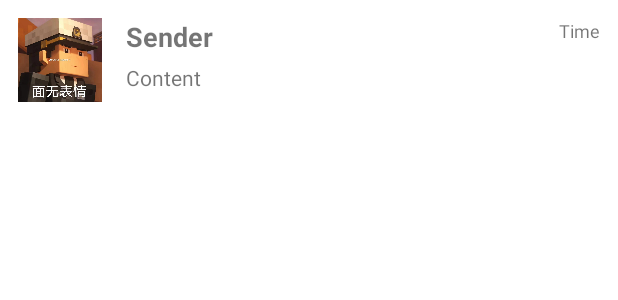
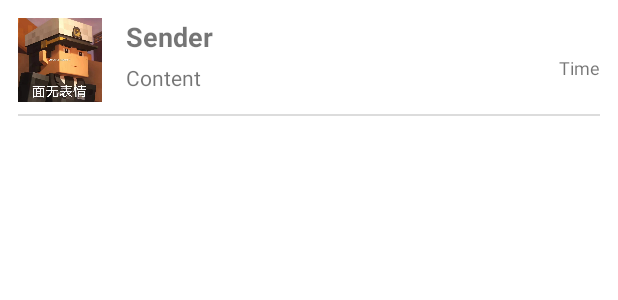
Before and after one commit to YF-T/bighomework, an Android app: the layout item_message.xml on its own in the app's theme, with its tools: preview values and no code run, on a phone screen of 412 x 824 dp. Shown: the top 300 px of the screen. Run offline under Robolectric (Android 15) with nearby library versions, the phone set to English and light mode, and no system bars; Roboto replaces fonts that are not available here.

Commit message:
Update: 连接收藏界面跳转；微调message item的前端设计

```diff
--- a/app/app/src/main/java/com/example/myapplication/GeRenZhongXinFragment.java
+++ b/app/app/src/main/java/com/example/myapplication/GeRenZhongXinFragment.java
@@ -29,6 +29,7 @@ public class GeRenZhongXinFragment extends Fragment {
     private RelativeLayout login;
     private RelativeLayout register;
     private RelativeLayout logout;
+    private RelativeLayout mystar;
     private ImageView user_image;
     private TextView user_name;
     private TextView user_email;
@@ -55,6 +56,7 @@ public class GeRenZhongXinFragment extends Fragment {
         login = view.findViewById(R.id.login);
         register = view.findViewById(R.id.register);
         logout = view.findViewById(R.id.logout);
+        mystar = view.findViewById(R.id.mystar);
         user_image = view.findViewById(R.id.user_image);
         user_name = view.findViewById(R.id.user_name);
         user_email = view.findViewById(R.id.user_email);
@@ -105,6 +107,14 @@ public class GeRenZhongXinFragment extends Fragment {
                 changeLayoutByStatus(view);
             }
         });
+        mystar.setOnClickListener(new View.OnClickListener() {
+            @Override
+            public void onClick(View view) {
+                Intent intent = new Intent(getActivity(), ShoucangAcitvity.class);
+                intent.putExtra("username", user_name.getText());
+                startActivity(intent);
+            }
+        });
 
         changeLayoutByStatus(view);
 
@@ -119,6 +129,7 @@ public class GeRenZhongXinFragment extends Fragment {
             login.setVisibility(View.GONE);
             register.setVisibility(View.GONE);
             logout.setVisibility(View.VISIBLE);
+            mystar.setVisibility(View.VISIBLE);
             user_name.setText(GlobalVariable.get("username", "default"));
             user_email.setText(GlobalVariable.get("useremail", "default"));
             WebRequest.downloadImage(GlobalVariable.get("userimageurl", "/image/user/abc.jpg"), bitmap -> {
@@ -132,6 +143,7 @@ public class GeRenZhongXinFragment extends Fragment {
             login.setVisibility(View.VISIBLE);
             register.setVisibility(View.VISIBLE);
             logout.setVisibility(View.GONE);
+            mystar.setVisibility(View.GONE);
             user_image.setImageResource(R.drawable.ic_logoutimage_foreground);
             user_name.setText("未登录");
             user_email.setText("");
--- a/app/app/src/main/java/com/example/myapplication/ShoucangAcitvity.java
+++ b/app/app/src/main/java/com/example/myapplication/ShoucangAcitvity.java
@@ -20,6 +20,7 @@ public class ShoucangAcitvity extends Activity {
     @Override
     public void onCreate(Bundle savedInstanceState){
         super.onCreate(savedInstanceState);
+
         // 此处应有初始化，暂时不写死
         setContentView(R.layout.activity_shoucang);
         recyclerView = findViewById(R.id.recyclerview);
--- a/app/app/src/main/res/layout/item_message.xml
+++ b/app/app/src/main/res/layout/item_message.xml
@@ -1,7 +1,8 @@
 <?xml version="1.0" encoding="utf-8"?>
-<LinearLayout xmlns:android="http://schemas.android.com/apk/res/android"
+<androidx.constraintlayout.widget.ConstraintLayout xmlns:android="http://schemas.android.com/apk/res/android"
     android:layout_width="match_parent"
     android:layout_height="wrap_content"
+    xmlns:app="http://schemas.android.com/apk/res-auto"
     android:orientation="horizontal"
     android:padding="12dp"
     android:id="@+id/item_message">
@@ -10,13 +11,16 @@
         android:id="@+id/avatar_image_view"
         android:layout_width="56dp"
         android:layout_height="56dp"
+        app:layout_constraintLeft_toLeftOf="parent"
+        app:layout_constraintTop_toTopOf="parent"
         android:src="@drawable/touxiang" />
 
     <LinearLayout
-        android:layout_width="0dp"
+        android:layout_width="wrap_content"
         android:layout_height="wrap_content"
         android:layout_marginLeft="16dp"
-        android:layout_weight="1"
+        app:layout_constraintLeft_toRightOf="@id/avatar_image_view"
+        app:layout_constraintTop_toTopOf="parent"
         android:orientation="vertical">
 
         <TextView
@@ -42,7 +46,18 @@
         android:id="@+id/time_text_view"
         android:layout_width="wrap_content"
         android:layout_height="wrap_content"
+        app:layout_constraintRight_toRightOf="parent"
+        app:layout_constraintTop_toTopOf="parent"
+        app:layout_constraintBottom_toBottomOf="parent"
         android:text="Time"
         android:textSize="12sp" />
 
-</LinearLayout>
+    <View
+        android:id="@+id/borderview"
+        android:layout_width="match_parent"
+        android:layout_height="1dp"
+        android:background="@color/grey"
+        android:layout_marginTop="8dp"
+        app:layout_constraintTop_toBottomOf="@id/avatar_image_view"/>
+
+</androidx.constraintlayout.widget.ConstraintLayout>
```
